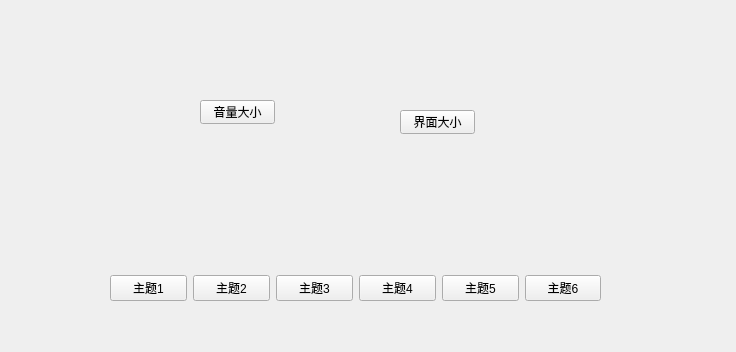
Above: setup.ui from Nahjs/Bejeweled before the change. Below: the same form after it.
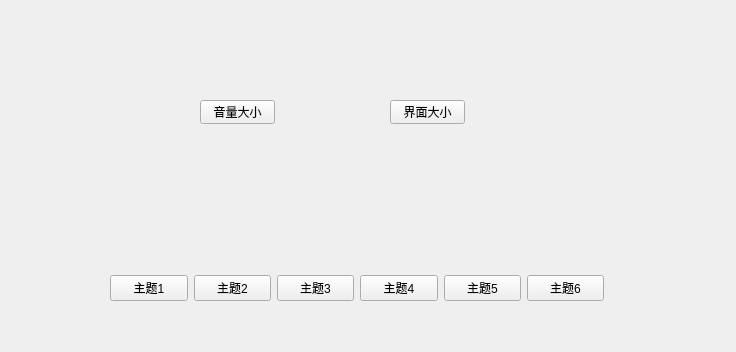
That is the form after the change. Icons and pictures are not drawn.

Commit message: ui设置了图片

What changed in the file:
```diff
--- a/setup.ui
+++ b/setup.ui
@@ -18,7 +18,7 @@
     <rect>
      <x>110</x>
      <y>190</y>
-     <width>491</width>
+     <width>494</width>
      <height>111</height>
     </rect>
    </property>
@@ -185,8 +185,8 @@
   <widget class="QPushButton" name="sizeSetButton">
    <property name="geometry">
     <rect>
-     <x>400</x>
-     <y>110</y>
+     <x>390</x>
+     <y>100</y>
      <width>75</width>
      <height>24</height>
     </rect>
```
The commit also changes 1 other file.
